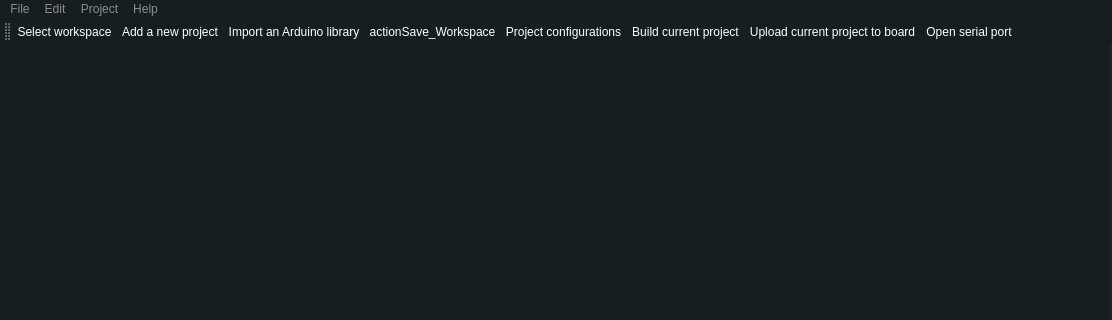
aporto/mariamole, file src/mainwindow.ui: the form before one commit; both pictures show x 0 to 1112 and y 0 to 320 of the 1112 by 673 pixel window.
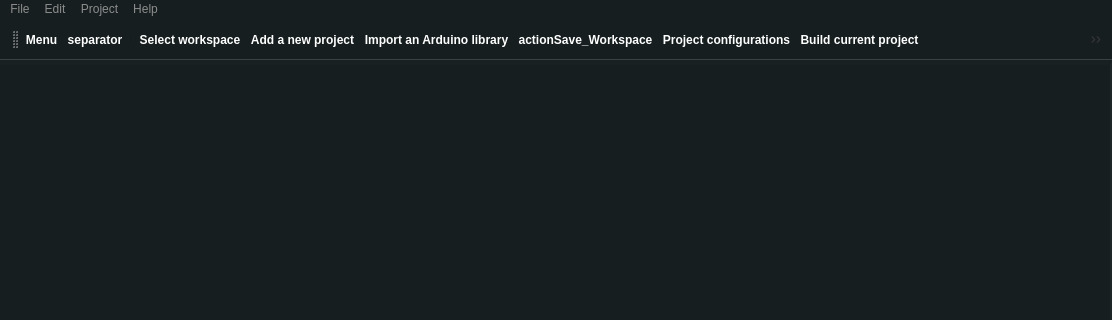
The form after the commit. Icons and pictures are not drawn.

Commit message: -Added new way to display main menu, since it looks like crap on Windows (Qt doesnt support stylesheets for Windows menu). This new feature is user-configurable

```diff
--- a/src/mainwindow.ui
+++ b/src/mainwindow.ui
@@ -23,12 +23,23 @@
  }
 
 QWidget {
+color:blue;
 	color:rgb(140, 140, 140);
 	bbbe: rgb(200,200,200);
 	background-color: rgb(22, 30, 32);
 	selection-background-color: rgb(68, 85, 89);
 }
 
+QMainWindow::separator {
+color:white;
+background-color:blue;
+}
+
+QToolBar {
+	border: 10px solid red;
+
+}
+
 QScrollBar:horizontal {
      border: 0px solid rgb(34, 30, 32);
 	min-height: 15px;
@@ -131,6 +142,7 @@
 	outline: 0;
 	border-image: none;
 	border-right: 2px solid rgb(30, 38, 40);
+	border-top: 5px solid rgb(24, 32, 34);
 }
 
  QTreeView::branch:has-siblings:!adjoins-item {
@@ -187,6 +199,9 @@
         <property name="headerHidden">
          <bool>true</bool>
         </property>
+        <attribute name="headerVisible">
+         <bool>false</bool>
+        </attribute>
         <attribute name="headerCascadingSectionResizes">
          <bool>false</bool>
         </attribute>
@@ -198,7 +213,7 @@
         </attribute>
         <column>
          <property name="text">
-          <string notr="true">1</string>
+          <string notr="true"/>
          </property>
         </column>
        </widget>
@@ -865,9 +880,22 @@
   </widget>
   <widget class="QToolBar" name="mainToolBar">
    <property name="styleSheet">
-    <string notr="true">color: white;
-background-color: rgb(22, 30, 32);
-border:none;
+    <string notr="true">QToolBar {
+	color: white;
+	_background-color: rgb(22, 30, 32);
+	border:none;
+	border-bottom: 1px solid rgb(57, 65, 67);
+	font:bold;
+	background-color: qlineargradient(x1:0, y1:0, x2:0, y2:1,
+                 stop:0 rgb(52, 60, 62),  stop:1 rgb(32, 40, 42));
+}
+
+QToolButton {
+	border: none;
+	font:bold;
+	color:white;
+	background-color:rgba(0,0,0,0);
+}
 </string>
    </property>
    <property name="toolButtonStyle">
@@ -879,6 +907,9 @@
    <attribute name="toolBarBreak">
     <bool>false</bool>
    </attribute>
+   <addaction name="actionMainMenuButton"/>
+   <addaction name="actionSeparator"/>
+   <addaction name="separator"/>
    <addaction name="actionSelect_workspace"/>
    <addaction name="actionAdd_a_new_project"/>
    <addaction name="actionImport_arduino_library"/>
@@ -887,7 +918,6 @@
    <addaction name="actionBuild_project"/>
    <addaction name="actionBuild_and_upload_project"/>
    <addaction name="actionOpen_serial_port"/>
-   <addaction name="separator"/>
   </widget>
   <widget class="QStatusBar" name="statusBar">
    <property name="styleSheet">
@@ -902,6 +932,9 @@
    <property name="text">
     <string>Select workspace</string>
    </property>
+   <property name="iconText">
+    <string>Select workspace</string>
+   </property>
    <property name="toolTip">
     <string>Select workspace</string>
    </property>
@@ -1110,6 +1143,26 @@
     <string>Open Arduino online help</string>
    </property>
   </action>
+  <action name="actionMainMenuButton">
+   <property name="text">
+    <string>Menu</string>
+   </property>
+   <property name="iconVisibleInMenu">
+    <bool>false</bool>
+   </property>
+  </action>
+  <action name="actionSeparator">
+   <property name="enabled">
+    <bool>true</bool>
+   </property>
+   <property name="icon">
+    <iconset resource="mainwindow.qrc">
+     <normaloff>:/MainWindow/resources/scrollbars/arrow_down.png</normaloff>:/MainWindow/resources/scrollbars/arrow_down.png</iconset>
+   </property>
+   <property name="text">
+    <string>separator</string>
+   </property>
+  </action>
  </widget>
  <layoutdefault spacing="6" margin="11"/>
  <resources>
```
Left out of the diff: 17 changed lines with no effect on the pictures. The commit also changes 5 other files.
